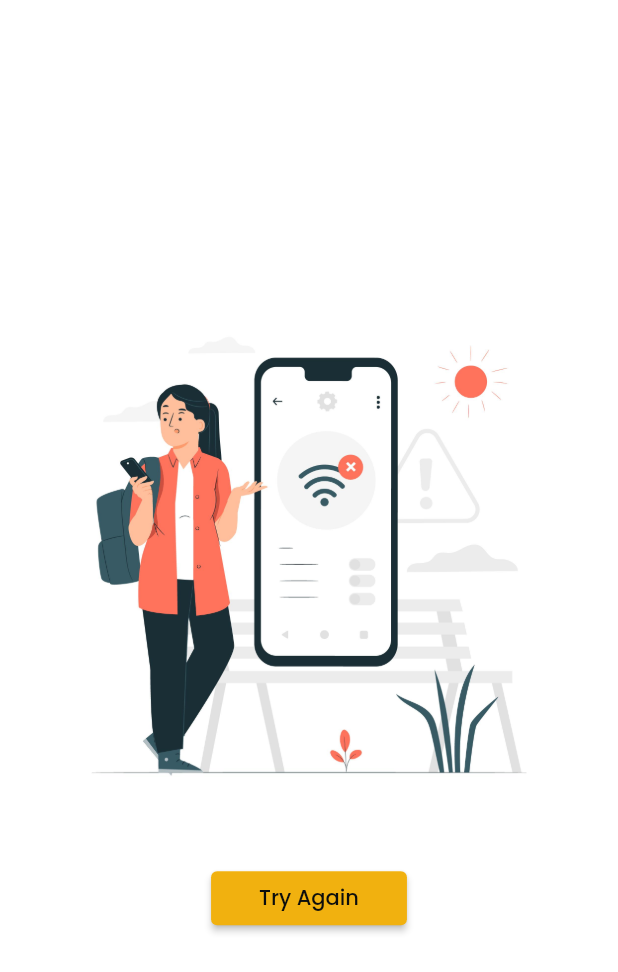
After one commit to MJ34/BlogAppPerpus, a Flutter app: the NoConnectionPage screen opened directly, on a phone screen of 412 x 824 dp. The commit adds this screen. Shown: the top 972 px of the screen. Run offline on Flutter 3.47's test engine with Material 2 defaults, Android fonts, the phone set to English and light mode, and no system bars; our stand-ins replace connectivity_plus, font_awesome_flutter, get, google_fonts.

Commit message:
design dan implementasi halaman no connection

```diff
--- a/lib/controller/network_controller.dart
+++ b/lib/controller/network_controller.dart
@@ -4,12 +4,12 @@ part of 'controller.dart';
 class NetworkController extends GetxController {
   var connectionStatus = 0.obs;
   late StreamSubscription<ConnectivityResult>
-  _connectivitySubcription;
+  connectivitySubcription;
 
   @override
   void onInit() {
     super.onInit();
-    _connectivitySubcription = Connectivity().onConnectivityChanged.listen
+    connectivitySubcription = Connectivity().onConnectivityChanged.listen
       (_updateConnectionStatus);
   }
 
@@ -26,6 +26,9 @@ class NetworkController extends GetxController {
       case ConnectivityResult.mobile:
         connectionStatus.value = 2;
         break;
+      case ConnectivityResult.ethernet:
+        connectionStatus.value = 3;
+        break;
       case ConnectivityResult.none:
         connectionStatus.value = 0;
         break;
--- a/lib/helper/theme.dart
+++ b/lib/helper/theme.dart
@@ -12,7 +12,7 @@ class ThemeColor {
 
 class Assets {
   static const String icons = "assets/icons/";
-  static const String images = "assets/images/";
+  static String images = "assets/images/";
   static const String logo = "assets/logo/";
 }
 
--- a/lib/view/control_view.dart
+++ b/lib/view/control_view.dart
@@ -3,6 +3,7 @@ import 'package:font_awesome_flutter/font_awesome_flutter.dart';
 import 'package:get/get.dart';
 import 'package:perpus_jateng_app/controller/controller.dart';
 import 'package:perpus_jateng_app/helper/theme.dart';
+import 'package:perpus_jateng_app/view/pages/pages.dart';
 
 class ControlView extends StatelessWidget {
   const ControlView({Key? key}) : super(key: key);
@@ -18,7 +19,7 @@ class ControlView extends StatelessWidget {
         body: controller.currentScreen,
             bottomNavigationBar: const CustomBottomNavigationBar(),
           ))
-          :Container();
+          : const NoConnectionPage();
     });
   }
 }
--- /dev/null
+++ b/lib/view/pages/no_connection_page.dart
@@ -0,0 +1,33 @@
+part of 'pages.dart';
+
+class NoConnectionPage extends StatelessWidget {
+  const NoConnectionPage({Key? key}) : super(key: key);
+
+  @override
+  Widget build(BuildContext context) {
+    return Scaffold(
+      backgroundColor: ThemeColor.whiteColor,
+      body: Center(
+        child: Column(
+        mainAxisAlignment: MainAxisAlignment.center,
+        crossAxisAlignment: CrossAxisAlignment.center,
+
+        children: [
+          Image.asset(
+            Assets.images = 'assets/images/no_connection.jpg',
+            height: Get.height / 2.5,
+            fit: BoxFit.cover,
+          ),
+
+          const SizedBox(height: 44,),
+          ButtonWidget(
+              title: "Try Again",
+              color: ThemeColor.yellowColor,
+              horizontal: 16,
+              vertical: 6)
+        ],
+      )
+      ),
+    );
+  }
+}
--- a/lib/view/pages/pages.dart
+++ b/lib/view/pages/pages.dart
@@ -1,7 +1,10 @@
 import 'package:flutter/material.dart';
+import 'package:get/get.dart';
 import 'package:perpus_jateng_app/helper/theme.dart';
+import 'package:perpus_jateng_app/view/widgets/widget.dart';
 
 part 'home_page.dart';
 part 'category_page.dart';
 part 'video_page.dart';
 part 'setting_page.dart';
+part 'no_connection_page.dart';
--- /dev/null
+++ b/lib/view/widgets/button_widget.dart
@@ -0,0 +1,27 @@
+part of 'widget.dart';
+
+class ButtonWidget extends StatelessWidget {
+  final String title;
+  final Color color;
+  final double horizontal, vertical;
+  const ButtonWidget({Key? key,
+    required this.title,
+    required this.color,
+    required this.horizontal,
+    required this.vertical
+  }) : super(key: key);
+
+  @override
+  Widget build(BuildContext context) {
+    return ElevatedButton(
+        style: ElevatedButton.styleFrom(primary: color),
+        onPressed: () {},
+        child: Padding(
+          padding:
+          EdgeInsets.symmetric(horizontal: horizontal,
+              vertical: vertical),
+          child: Text(title, style:
+          blackTextStyle),
+        ));
+  }
+}
--- a/lib/view/widgets/widget.dart
+++ b/lib/view/widgets/widget.dart
@@ -0,0 +1,4 @@
+import 'package:flutter/material.dart';
+import 'package:perpus_jateng_app/helper/theme.dart';
+
+part 'button_widget.dart';
```
Also changed, not shown: assets/images/no_connection.jpg (added), lib/generated/assets.dart (added).
